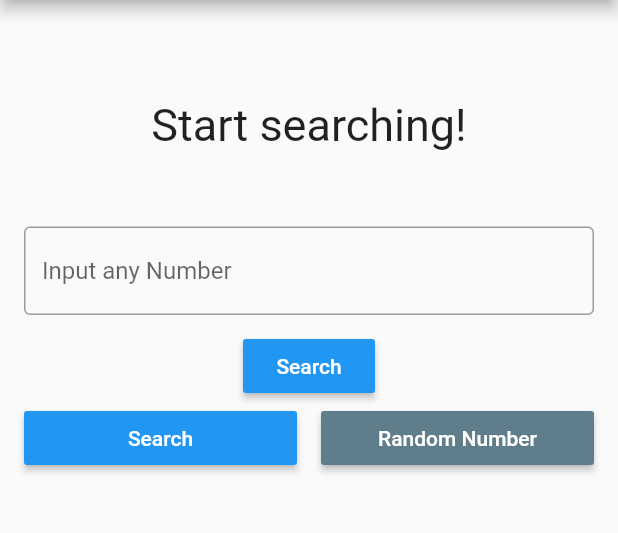
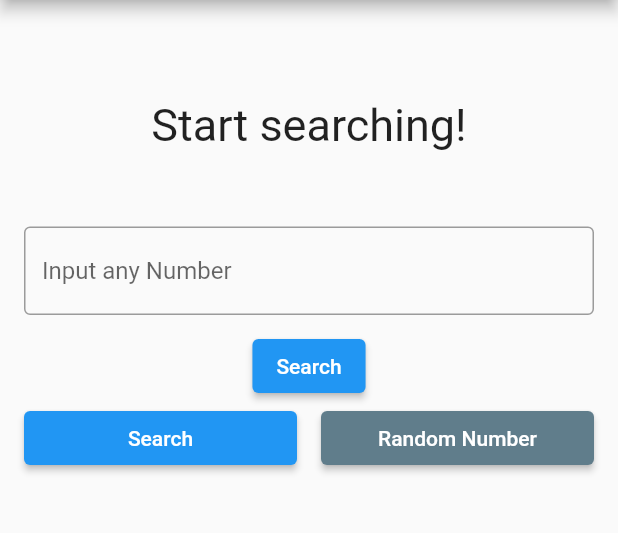
Before and after one commit to ulughbeck/numbers, a Flutter app: the HomePage screen opened directly, on a phone screen of 412 x 824 dp, the part 84-617 px from its top. Run offline on Flutter 3.47's test engine with Material 2 defaults, Android fonts, the phone set to English and light mode, and no system bars.

```diff
--- a/lib/app_basic/app.dart
+++ b/lib/app_basic/app.dart
@@ -7,11 +7,14 @@ import 'package:numbers/app_basic/home3.dart';
 import 'package:numbers/app_basic/home4.dart';
 
 class BasicApp extends StatelessWidget {
+  const BasicApp({Key? key}) : super(key: key);
+
   // This widget is the root of your application.
   @override
   Widget build(BuildContext context) {
     //* <HTML>
     return MaterialApp(
+      debugShowCheckedModeBanner: false,
       title: 'Numbers',
 
       // step 1
@@ -31,34 +34,36 @@ class BasicApp extends StatelessWidget {
 
 // Starting point explaining hierarchy of widgets
 class HomePage extends StatelessWidget {
+  const HomePage({Key? key}) : super(key: key);
+
   @override
   Widget build(BuildContext context) {
     //* <BODY>
     return Scaffold(
       //* <HEADER>
       appBar: AppBar(
-        title: Text('Numbers API'),
+        title: const Text('Numbers API'),
       ),
       //* <CONTENT>
       body: Container(
-        padding: EdgeInsets.all(16.0),
+        padding: const EdgeInsets.all(16.0),
         child: Column(
           children: <Widget>[
-            SizedBox(height: 50),
+            const SizedBox(height: 50),
 
             //? number trivia
-            Text(
+            const Text(
               'Start searching!',
               style: TextStyle(fontSize: 30),
             ),
 
-            SizedBox(height: 50),
+            const SizedBox(height: 50),
 
             //? input
             TextField(
               keyboardType: TextInputType.number,
-              inputFormatters: [WhitelistingTextInputFormatter.digitsOnly],
-              decoration: InputDecoration(
+              inputFormatters: [FilteringTextInputFormatter.digitsOnly],
+              decoration: const InputDecoration(
                 border: OutlineInputBorder(
                   borderSide: BorderSide(color: Colors.blue),
                 ),
@@ -66,17 +71,17 @@ class HomePage extends StatelessWidget {
               ),
             ),
 
-            SizedBox(height: 10),
+            const SizedBox(height: 10),
 
             //? buttons
 
             //1 button
-            RaisedButton(
-              child: Text(
+            ElevatedButton(
+              child: const Text(
                 'Search',
                 style: TextStyle(color: Colors.white),
               ),
-              color: Colors.blue,
+              style: ElevatedButton.styleFrom(primary: Colors.blue),
               onPressed: () {
                 //todo
               },
@@ -86,25 +91,25 @@ class HomePage extends StatelessWidget {
             Row(
               children: <Widget>[
                 Expanded(
-                  child: RaisedButton(
-                    child: Text(
+                  child: ElevatedButton(
+                    child: const Text(
                       'Search',
                       style: TextStyle(color: Colors.white),
                     ),
-                    color: Colors.blue,
+                    style: ElevatedButton.styleFrom(primary: Colors.blue),
                     onPressed: () {
                       //todo
                     },
                   ),
                 ),
-                SizedBox(width: 16),
+                const SizedBox(width: 16),
                 Expanded(
-                  child: RaisedButton(
-                    child: Text(
+                  child: ElevatedButton(
+                    child: const Text(
                       'Random Number',
                       style: TextStyle(color: Colors.white),
                     ),
-                    color: Colors.blueGrey,
+                    style: ElevatedButton.styleFrom(primary: Colors.blueGrey),
                     onPressed: () {
                       //todo
                     },
--- a/lib/app_bloc/api/number_model.dart
+++ b/lib/app_bloc/api/number_model.dart
@@ -1,10 +1,10 @@
 class NumberModel {
-  String text;
-  int number;
+  String? text;
+  int? number;
 
   NumberModel({
-    String text,
-    int number,
+    String? text,
+    int? number,
   });
 
   NumberModel.fromJson(Map<String, dynamic> json) {
--- a/lib/app_bloc/app.dart
+++ b/lib/app_bloc/app.dart
@@ -9,6 +9,7 @@ class BlocApp extends StatelessWidget {
     return Provider(
       create: (_) => NumberBloc(),
       child: MaterialApp(
+        debugShowCheckedModeBanner: false,
         theme: ThemeData(primarySwatch: Colors.orange),
         title: 'Numbers',
         home: HomePage(),
--- a/lib/app_bloc/presenters/number_bloc.dart
+++ b/lib/app_bloc/presenters/number_bloc.dart
@@ -9,7 +9,9 @@ class NumberBloc {
 
   // State
   final _state = StreamController<NumberState>();
+
   Stream<NumberState> get state => _state.stream;
+
   void _setState(NumberState state) {
     _state.sink.add(state);
   }
@@ -19,7 +21,8 @@ class NumberBloc {
       NumberInitialState(message: 'Start searching!');
 
   // input
-  String _numberInput;
+  String? _numberInput;
+
   setNumberInput(String value) {
     _numberInput = value;
   }
@@ -27,10 +30,11 @@ class NumberBloc {
   // Actions
 
   /// search for number provided in input
-  Future<void> searchNumber() {
+  Future<void>? searchNumber() {
     //validation of input
-    if (_numberInput != null && _numberInput.length > 0)
-      return _performSearch(_api.searchNumberAPI(number: _numberInput));
+    if (_numberInput != null && _numberInput!.isNotEmpty) {
+      return _performSearch(_api.searchNumberAPI(number: _numberInput ?? ''));
+    }
 
     return null;
   }
@@ -48,8 +52,9 @@ class NumberBloc {
       final result = await searchFunction;
 
       //if success result was received change state to successfull / loaded
-      if (result is NumberModel)
+      if (result is NumberModel) {
         _setState(NumberLoadedState(numberModel: result));
+      }
     } on NumberException catch (e) {
       //if error / exception occured during call change state to error
       _setState(NumberErrorState(errorMessage: e.message));
@@ -66,7 +71,7 @@ class NumberBloc {
 class NumberState {}
 
 class NumberInitialState extends NumberState {
-  final String message;
+  final String? message;
 
   NumberInitialState({this.message});
 }
@@ -74,13 +79,13 @@ class NumberInitialState extends NumberState {
 class NumberLoadingState extends NumberState {}
 
 class NumberLoadedState extends NumberState {
-  final NumberModel numberModel;
+  final NumberModel? numberModel;
 
   NumberLoadedState({this.numberModel});
 }
 
 class NumberErrorState extends NumberState {
-  final String errorMessage;
+  final String? errorMessage;
 
   NumberErrorState({this.errorMessage});
 }
--- a/lib/app_cn/api/number_model.dart
+++ b/lib/app_cn/api/number_model.dart
@@ -1,10 +1,10 @@
 class NumberModel {
-  String text;
-  int number;
+  String? text;
+  int? number;
 
   NumberModel({
-    String text,
-    int number,
+    String? text,
+    int? number,
   });
 
   NumberModel.fromJson(Map<String, dynamic> json) {
--- a/lib/app_cn/app.dart
+++ b/lib/app_cn/app.dart
@@ -9,6 +9,7 @@ class CnApp extends StatelessWidget {
     return ChangeNotifierProvider(
       create: (_) => NumberNotifier(),
       child: MaterialApp(
+        debugShowCheckedModeBanner: false,
         theme: ThemeData(primarySwatch: Colors.red),
         title: 'Numbers',
         home: HomePage(),
--- a/lib/app_cn/presenters/number_notifier.dart
+++ b/lib/app_cn/presenters/number_notifier.dart
@@ -9,33 +9,39 @@ class NumberNotifier extends ChangeNotifier {
 
   // State
   NumberState _state = NumberState.initial;
+
   NumberState get state => _state;
+
   void _setState(NumberState state) {
     _state = state;
     notifyListeners();
   }
 
   // input
-  String _numberInput;
+  String? _numberInput;
+
   setNumberInput(String value) {
     _numberInput = value;
   }
 
   // Number model
-  NumberModel _numberModel;
-  NumberModel get numberModel => _numberModel;
+  NumberModel? _numberModel;
+
+  NumberModel? get numberModel => _numberModel;
 
   // Error message
-  NumberException _exception;
-  String get error => _exception.message;
+  NumberException? _exception;
+
+  String? get error => _exception?.message;
 
   // Actions
 
   /// search for number provided in input
-  Future<void> searchNumber() {
+  Future<void>? searchNumber() {
     //validation of input
-    if (_numberInput != null && _numberInput.length > 0)
-      return _performSearch(_api.searchNumberAPI(number: _numberInput));
+    if (_numberInput != null && _numberInput!.isNotEmpty) {
+      return _performSearch(_api.searchNumberAPI(number: _numberInput ?? ''));
+    }
 
     return null;
   }
```
Also changed, not shown: lib/app_basic/home1.dart (+5 -5 lines), lib/app_basic/home2.dart (+30 -30 lines), lib/app_basic/home3.dart (+37 -35 lines), lib/app_basic/home4.dart (+43 -41 lines), lib/app_bloc/api/number_api.dart (+11 -9 lines), lib/app_bloc/ui/home.dart (+15 -13 lines), lib/app_bloc/ui/widgets.dart (+29 -26 lines), lib/app_cn/api/number_api.dart (+11 -9 lines), lib/app_cn/ui/home.dart (+16 -16 lines), lib/app_cn/ui/widgets.dart (+29 -26 lines), lib/main.dart (+16 -13 lines), pubspec.yaml (+6 -4 lines), pubspec.lock, 2 other files.
